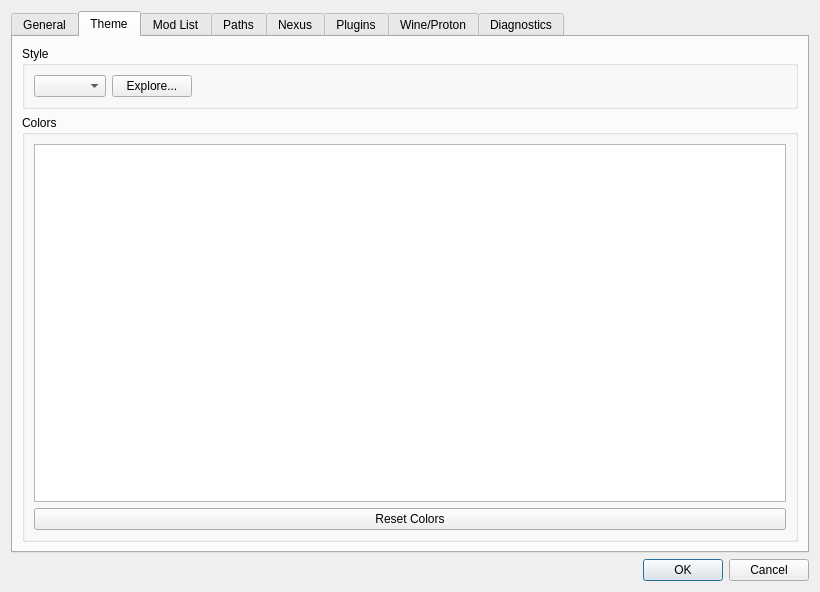
First picture: the form in src/src/settingsdialog.ui, repository saghm/Fluorine-Manager, before the edit.
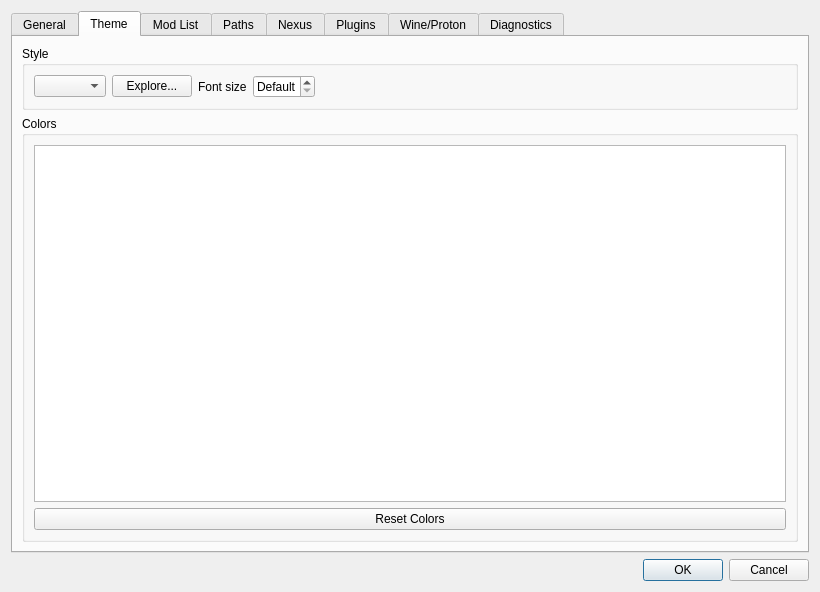
Second picture: the form after the edit. The open tabs and pages were chosen to show the change. Icons and pictures are not drawn. Custom widgets are drawn as their Qt base class.

What changed in the file:
```diff
--- a/src/src/settingsdialog.ui
+++ b/src/src/settingsdialog.ui
@@ -440,6 +440,32 @@
             </property>
            </widget>
           </item>
+          <item>
+           <widget class="QLabel" name="qssFontSizeLabel">
+            <property name="text">
+             <string>Font size</string>
+            </property>
+            <property name="buddy">
+             <cstring>qssFontSizeSpinBox</cstring>
+            </property>
+           </widget>
+          </item>
+          <item>
+           <widget class="QSpinBox" name="qssFontSizeSpinBox">
+            <property name="toolTip">
+             <string>Overrides font-size values in QSS themes. Default uses the theme value.</string>
+            </property>
+            <property name="specialValueText">
+             <string>Default</string>
+            </property>
+            <property name="suffix">
+             <string> px</string>
+            </property>
+            <property name="maximum">
+             <number>48</number>
+            </property>
+           </widget>
+          </item>
           <item>
            <spacer name="horizontalSpacer_5">
             <property name="orientation">
```
Left out of the diff: 10 changed lines with no effect on the pictures.
